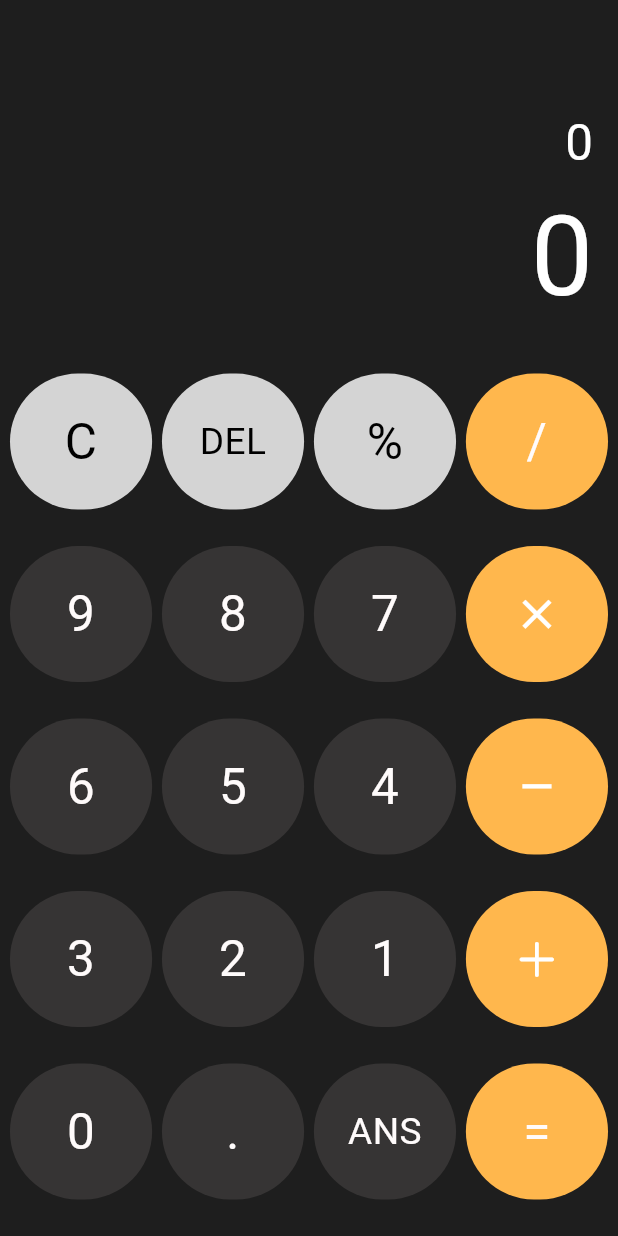
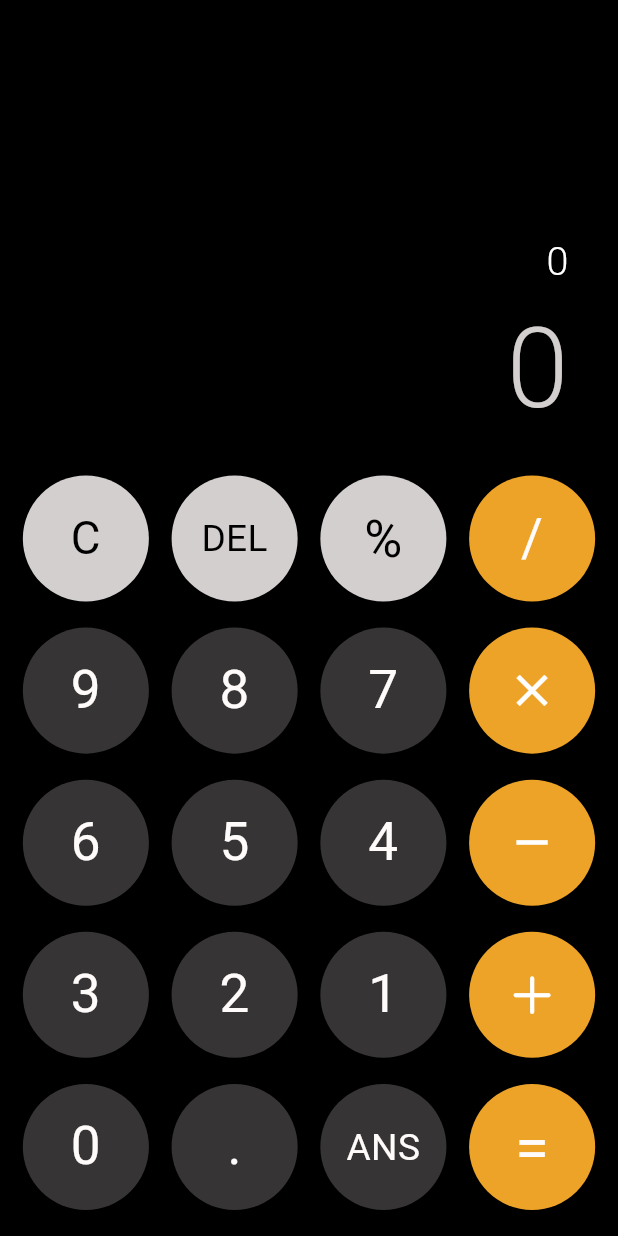
Before and after one commit to ShahanMalik/flutter-ios-Calculater, a Flutter app: the screen it shows after launch, on a phone screen of 412 x 824 dp. Run offline on Flutter 3.47's test engine with Material 3 defaults, Android fonts, the phone set to English and light mode, and no system bars; our stand-ins replace flutter_riverpod, shared_preferences.

Commit message:
update ui

```diff
--- a/lib/screen/calculater_screen.dart
+++ b/lib/screen/calculater_screen.dart
@@ -58,16 +58,16 @@ class _CalculaterScreenState extends State<CalculaterScreen>
     final height = Constant.dh(context);
     final width = Constant.dw(context);
     return Scaffold(
-      backgroundColor: ButtonColors.dark2,
+      backgroundColor: Colors.black,
       body: Column(
         mainAxisAlignment: MainAxisAlignment.end,
         children: [
           Expanded(
-            flex: 3,
+            flex: 4,
             child: Container(
               width: width,
               alignment: Alignment.bottomRight,
-              padding: EdgeInsets.symmetric(horizontal: width * 0.04),
+              padding: EdgeInsets.symmetric(horizontal: width * 0.08),
               child: Column(
                 mainAxisAlignment: MainAxisAlignment.end,
                 crossAxisAlignment: CrossAxisAlignment.end,
@@ -79,9 +79,9 @@ class _CalculaterScreenState extends State<CalculaterScreen>
                         child: Text(
                           ref.watch(calculateProvider).toString(),
                           style: TextStyle(
-                            fontSize: height * 0.04,
-                            fontWeight: FontWeight.normal,
-                            color: ButtonColors.white2,
+                            fontSize: height * 0.032,
+                            fontWeight: FontWeight.w300,
+                            color: const Color.fromARGB(255, 255, 255, 255),
                           ),
                         ),
                       );
@@ -96,8 +96,8 @@ class _CalculaterScreenState extends State<CalculaterScreen>
                           result.toString(),
                           style: TextStyle(
                             fontSize: height * 0.09,
-                            fontWeight: FontWeight.normal,
-                            color: ButtonColors.white2,
+                            fontWeight: FontWeight.w300,
+                            color: ButtonColors.white,
                           ),
                         ),
                       );
@@ -108,7 +108,7 @@ class _CalculaterScreenState extends State<CalculaterScreen>
             ),
           ),
           Flexible(
-            flex: 8,
+            flex: 7,
             child: Padding(
               padding: const EdgeInsets.fromLTRB(0.1, 0, 0.1, 0),
               child: Column(
--- a/lib/utils/Color.dart
+++ b/lib/utils/Color.dart
@@ -1,11 +1,7 @@
 import 'package:flutter/material.dart';
 
 class ButtonColors {
-  // static const dark = Color.fromARGB(40, 36, 35, 40);
-  static const dark = Color.fromARGB(255, 54, 52, 52);
-  static const yellow = Color.fromARGB(255, 255, 183, 77);
-  static const white = Color.fromARGB(255, 212, 212, 212);
-
-  static const dark2 = Color.fromARGB(255, 30, 30, 30);
-  static const white2 = Color.fromARGB(255, 255, 255, 255);
+  static const dark = Color(0xFF363434);
+  static const yellow = Color.fromARGB(255, 237, 162, 40);
+  static const white = Color.fromARGB(255, 212, 207, 207);
 }
--- a/lib/widget/button.dart
+++ b/lib/widget/button.dart
@@ -21,8 +21,8 @@ class CustomButton extends ConsumerWidget {
   @override
   Widget build(BuildContext context, WidgetRef ref) {
     return Container(
-      width: width * 0.23,
-      height: height * 0.11,
+      width: height * 0.102,
+      height: height * 0.102,
       child: Material(
         color: index == 0 || index == 1 || index == 2
             ? ButtonColors.white
@@ -44,7 +44,6 @@ class CustomButton extends ConsumerWidget {
               Navigator.push(
                 context,
                 CupertinoPageRoute(
-                  fullscreenDialog: true,
                   builder: (context) => SharedPre(),
                 ),
               );
@@ -58,7 +57,7 @@ class CustomButton extends ConsumerWidget {
                   child: Icon(
                     CupertinoIcons.add,
                     color: Colors.white,
-                    size: height * 0.04,
+                    size: height * 0.043,
                   ),
                 )
               : index == 11
@@ -66,7 +65,7 @@ class CustomButton extends ConsumerWidget {
                       child: Icon(
                         Icons.remove,
                         color: Colors.white,
-                        size: height * 0.04,
+                        size: height * 0.043,
                       ),
                     )
                   : index == 7
@@ -74,7 +73,7 @@ class CustomButton extends ConsumerWidget {
                           child: Icon(
                             Icons.close,
                             color: Colors.white,
-                            size: height * 0.04,
+                            size: height * 0.043,
                           ),
                         )
                       : Center(
@@ -88,10 +87,16 @@ class CustomButton extends ConsumerWidget {
                                   : Color.fromARGB(255, 255, 251, 251),
                               fontSize: index == 18
                                   ? height * 0.03
-                                  : index == 1
-                                      ? height * 0.03
-                                      : height * 0.04,
-                              fontWeight: FontWeight.normal,
+                                  : index == 19
+                                      ? height * 0.050
+                                      : index == 0
+                                          ? height * 0.037
+                                          : index == 2
+                                              ? height * 0.042
+                                              : index == 1
+                                                  ? height * 0.03
+                                                  : height * 0.043,
+                              fontWeight: FontWeight.w400,
                             ),
                           ),
                         ),
```
Also changed, not shown: lib/controller/calculate_controller.dart (+8 -1 lines), lib/main.dart (+7 -0 lines), lib/screen/shared_preferences.dart (+31 -35 lines), pubspec.lock.
